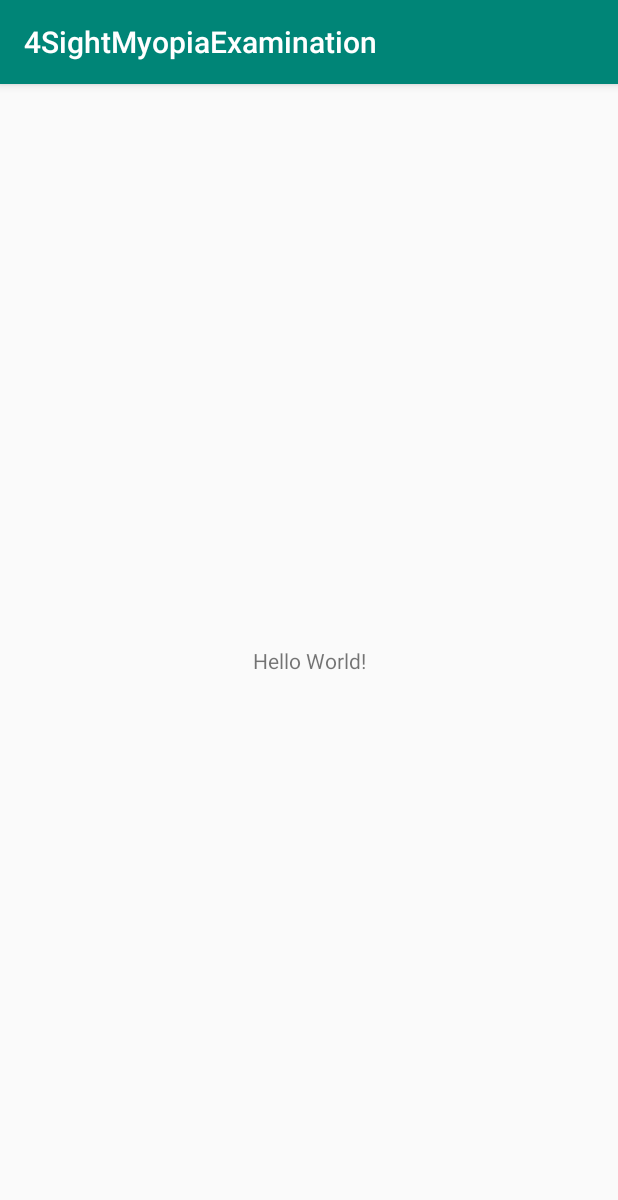
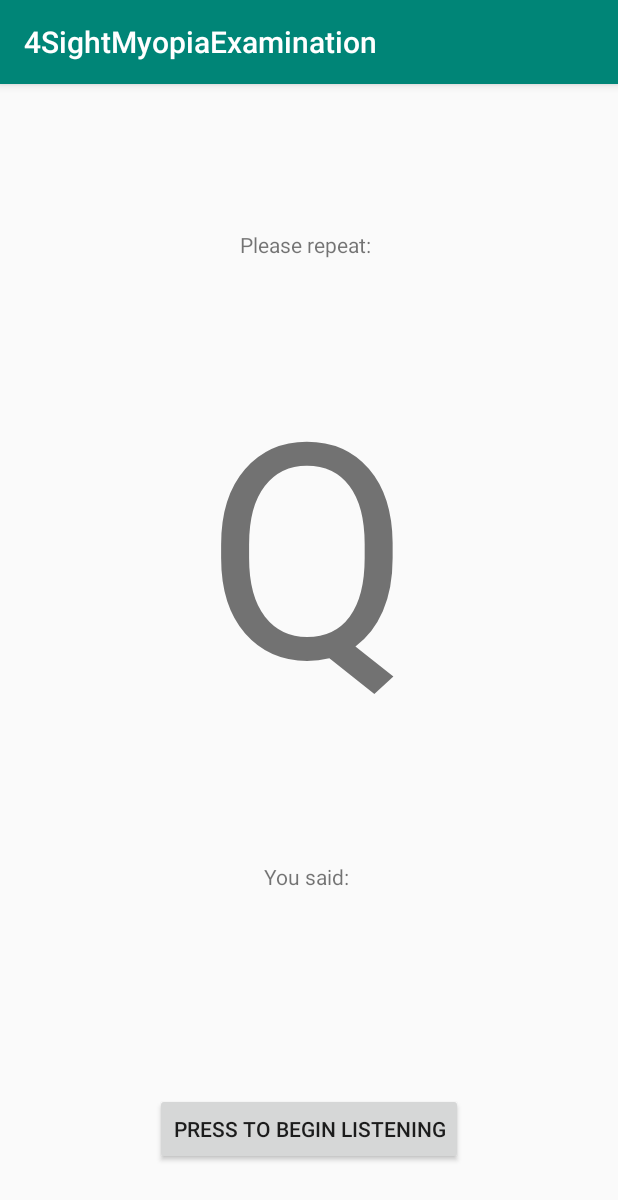
Before and after one commit to kylegreenf/4SightMyopiaExamination, an Android app: the screen it shows after launch (MainActivity), on a phone screen of 412 x 824 dp. Shown: the top 1200 px of the screen. Run offline under Robolectric (Android 15) with nearby library versions, the phone set to English and light mode, and no system bars.

Commit message:
Text to speech works

```diff
--- a/app/src/main/java/com/example/a4sightmyopiaexamination/MainActivity.java
+++ b/app/src/main/java/com/example/a4sightmyopiaexamination/MainActivity.java
@@ -1,14 +1,67 @@
 package com.example.a4sightmyopiaexamination;
 
+import androidx.annotation.Nullable;
 import androidx.appcompat.app.AppCompatActivity;
 
+import android.content.Intent;
 import android.os.Bundle;
+import android.speech.RecognizerIntent;
+import android.view.View;
+import android.widget.TextView;
+import android.widget.Toast;
+
+import java.util.ArrayList;
+import java.util.Locale;
+import java.util.Random;
 
 public class MainActivity extends AppCompatActivity {
+
+    private TextView txtResult;
+    private TextView letterTesting;
 
     @Override
     protected void onCreate(Bundle savedInstanceState) {
         super.onCreate(savedInstanceState);
         setContentView(R.layout.activity_main);
+        txtResult = (TextView) findViewById(R.id.txtResult);
+        letterTesting = (TextView) findViewById(R.id.letterTesting);
+        letterTesting.setText(generateRandomLetter());
+    }
+
+    public void getSpeechInput(View view) {
+        Intent intent = new Intent(RecognizerIntent.ACTION_RECOGNIZE_SPEECH);
+        intent.putExtra(RecognizerIntent.EXTRA_LANGUAGE_MODEL, RecognizerIntent.LANGUAGE_MODEL_FREE_FORM);
+        intent.putExtra(RecognizerIntent.EXTRA_LANGUAGE, Locale.getDefault());
+
+        if (intent.resolveActivity(getPackageManager()) != null) {
+            startActivityForResult(intent, 10);
+        } else {
+            Toast.makeText(this, "Your device does not support speech input", Toast.LENGTH_SHORT).show();
+        }
+    }
+
+    @Override
+    protected void onActivityResult(int requestCode, int resultCode, @Nullable Intent data) {
+        super.onActivityResult(requestCode, resultCode, data);
+
+        switch (requestCode) {
+            case 10:
+                if (resultCode == RESULT_OK && data != null) {
+                    ArrayList<String> result = data.getStringArrayListExtra(RecognizerIntent.EXTRA_RESULTS);
+                    if (result.get(0) != null) {
+                        txtResult.setText(result.get(0));
+                        letterTesting.setText(generateRandomLetter());
+                    }
+                }
+                break;
+        }
+    }
+
+    public String generateRandomLetter() {
+        char letter;
+        Random r = new Random();
+        int l = r.nextInt(26) + 65;
+        letter = (char) l;
+        return letter + "";
     }
 }
--- a/app/src/main/res/layout/activity_main.xml
+++ b/app/src/main/res/layout/activity_main.xml
@@ -7,12 +7,58 @@
     tools:context=".MainActivity">
 
     <TextView
+        android:id="@+id/txtResult"
         android:layout_width="wrap_content"
         android:layout_height="wrap_content"
-        android:text="Hello World!"
+        android:text="You said: "
         app:layout_constraintBottom_toBottomOf="parent"
         app:layout_constraintLeft_toLeftOf="parent"
         app:layout_constraintRight_toRightOf="parent"
-        app:layout_constraintTop_toTopOf="parent" />
+        app:layout_constraintTop_toTopOf="parent"
+        app:layout_constraintVertical_bias="0.693" />
+
+    <Button
+        android:id="@+id/button"
+        android:layout_width="wrap_content"
+        android:layout_height="wrap_content"
+        android:layout_marginStart="161dp"
+        android:layout_marginTop="80dp"
+        android:layout_marginEnd="162dp"
+        android:onClick="getSpeechInput"
+        android:text="Press to begin listening"
+        app:layout_constraintBottom_toBottomOf="parent"
+        app:layout_constraintEnd_toEndOf="parent"
+        app:layout_constraintStart_toStartOf="parent"
+        app:layout_constraintTop_toBottomOf="@+id/txtResult"
+        app:layout_constraintVertical_bias="0.534" />
+
+    <TextView
+        android:id="@+id/textView3"
+        android:layout_width="wrap_content"
+        android:layout_height="wrap_content"
+        android:layout_marginStart="160dp"
+        android:layout_marginTop="97dp"
+        android:layout_marginEnd="161dp"
+        android:layout_marginBottom="615dp"
+        android:text="Please repeat:"
+        app:layout_constraintBottom_toBottomOf="parent"
+        app:layout_constraintEnd_toEndOf="parent"
+        app:layout_constraintHorizontal_bias="0.0"
+        app:layout_constraintStart_toStartOf="parent"
+        app:layout_constraintTop_toTopOf="parent"
+        app:layout_constraintVertical_bias="0.0" />
+
+    <TextView
+        android:id="@+id/letterTesting"
+        android:layout_width="wrap_content"
+        android:layout_height="wrap_content"
+        android:text="E"
+        android:textSize="200sp"
+        app:layout_constraintBottom_toTopOf="@+id/txtResult"
+        app:layout_constraintEnd_toEndOf="parent"
+        app:layout_constraintHorizontal_bias="0.498"
+        app:layout_constraintStart_toStartOf="parent"
+        app:layout_constraintTop_toBottomOf="@+id/textView3"
+        app:layout_constraintVertical_bias="0.403" />
 
 </androidx.constraintlayout.widget.ConstraintLayout>
```
